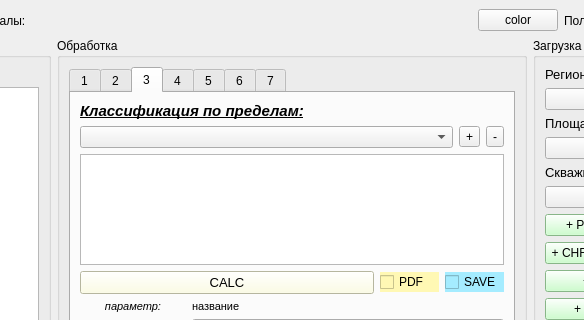
This is qt/domanic_dialog.ui in idergunoff/domanic as Qt 5 draws it before an edit; both pictures show x 503 to 1087 and y 0 to 320 of the 1292 by 882 pixel window. The edited form follows.
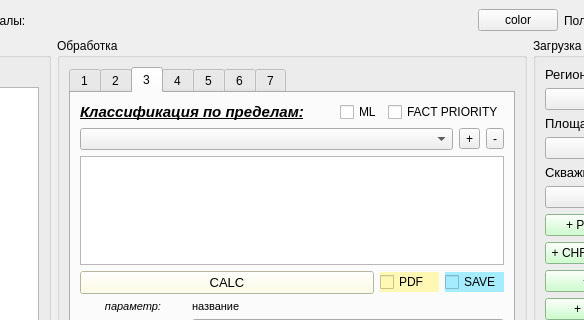
This is the edited form. The open tabs and pages were chosen to show the change. Custom widgets are drawn as their Qt base class.

The edit to the form file:
```diff
--- a/qt/domanic_dialog.ui
+++ b/qt/domanic_dialog.ui
@@ -1655,22 +1655,6 @@
                   <layout class="QGridLayout" name="gridLayout_23" rowstretch="2,3">
                    <item row="0" column="0">
                     <layout class="QGridLayout" name="gridLayout_66" rowstretch="0,0">
-                     <item row="0" column="0">
-                      <widget class="QLabel" name="label_param_7">
-                       <property name="font">
-                        <font>
-                         <pointsize>11</pointsize>
-                         <weight>75</weight>
-                         <italic>true</italic>
-                         <bold>true</bold>
-                         <underline>true</underline>
-                        </font>
-                       </property>
-                       <property name="text">
-                        <string>Классификация по пределам:</string>
-                       </property>
-                      </widget>
-                     </item>
                      <item row="1" column="0">
                       <layout class="QGridLayout" name="gridLayout_67">
                        <item row="4" column="0">
@@ -1895,6 +1879,53 @@
                        </item>
                       </layout>
                      </item>
+                     <item row="0" column="0">
+                      <layout class="QGridLayout" name="gridLayout_107">
+                       <item row="0" column="0">
+                        <widget class="QLabel" name="label_param_11">
+                         <property name="font">
+                          <font>
+                           <pointsize>11</pointsize>
+                           <weight>75</weight>
+                           <italic>true</italic>
+                           <bold>true</bold>
+                           <underline>true</underline>
+                          </font>
+                         </property>
+                         <property name="text">
+                          <string>Классификация по пределам:</string>
+                         </property>
+                        </widget>
+                       </item>
+                       <item row="0" column="1">
+                        <spacer name="horizontalSpacer">
+                         <property name="orientation">
+                          <enum>Qt::Horizontal</enum>
+                         </property>
+                         <property name="sizeHint" stdset="0">
+                          <size>
+                           <width>40</width>
+                           <height>20</height>
+                          </size>
+                         </property>
+                        </spacer>
+                       </item>
+                       <item row="0" column="2">
+                        <widget class="QCheckBox" name="checkBox_class_use_ml">
+                         <property name="text">
+                          <string>ML</string>
+                         </property>
+                        </widget>
+                       </item>
+                       <item row="0" column="3">
+                        <widget class="QCheckBox" name="checkBox_class_fact_priority">
+                         <property name="text">
+                          <string>FACT PRIORITY</string>
+                         </property>
+                        </widget>
+                       </item>
+                      </layout>
+                     </item>
                     </layout>
                    </item>
                    <item row="1" column="0">
```
Left out of the diff: 84 changed lines with no effect on the pictures.
